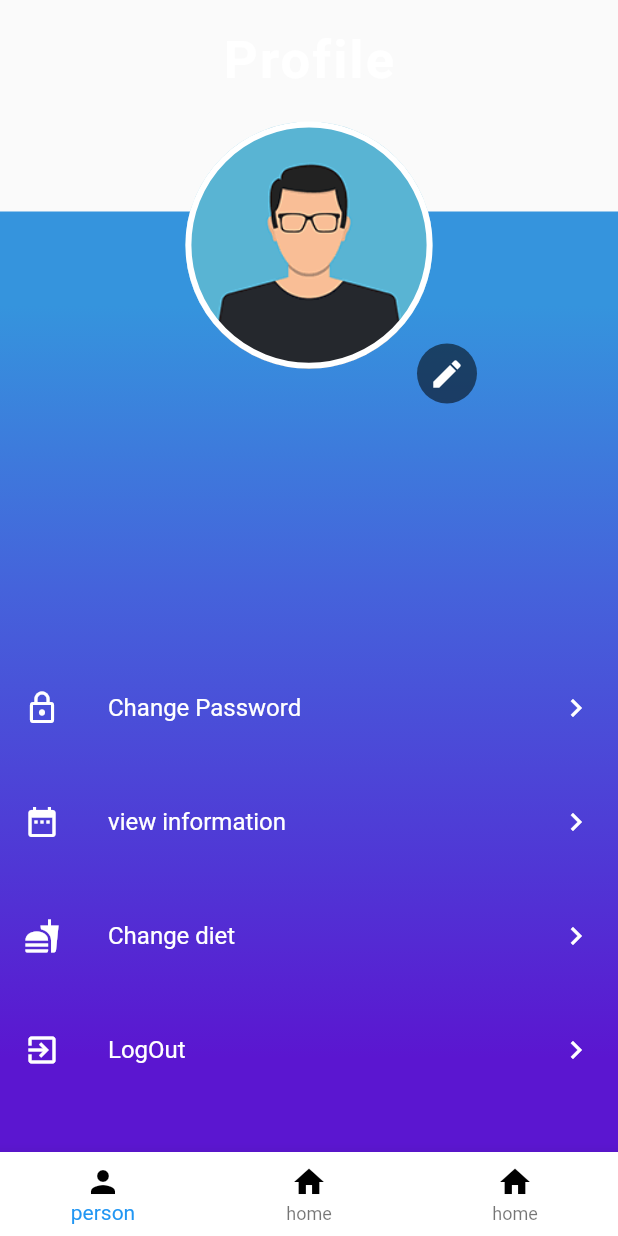
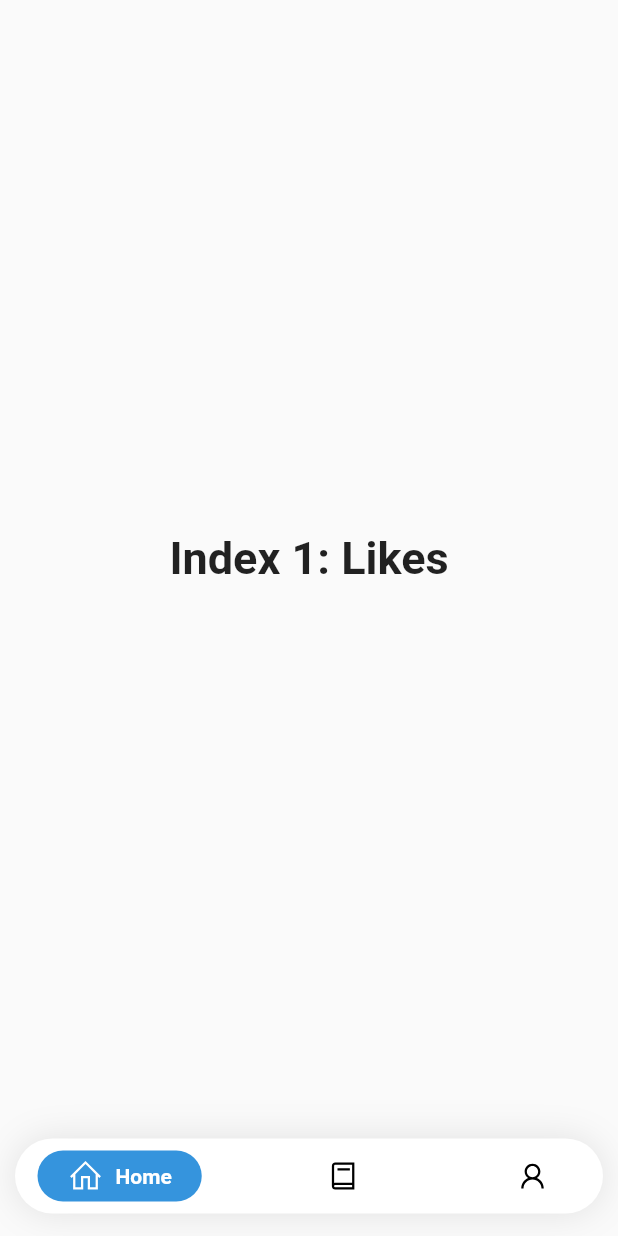
Before and after one commit to SalehMogren/E-diet, a Flutter app: the screen it shows once a user with an empty profile is signed in, on a phone screen of 412 x 824 dp. Run offline on Flutter 3.47's test engine with Material 2 defaults, Android fonts, the phone set to English and light mode, and no system bars; drawn by our look-alikes of google_nav_bar; our stand-ins replace cloud_firestore, firebase_auth, firebase_core, flutter_spinkit, flutter_svg, google_sign_in and 1 more; accounts and stored records are empty.

Commit message:
Changed Profile , Added App Home

```diff
--- a/e_diet/lib/Model/router.dart
+++ b/e_diet/lib/Model/router.dart
@@ -1,17 +1,16 @@
 import 'package:flutter/material.dart';
 import '../Pages/Welcome.dart';
-import '../Pages/profile.dart';
 import '../Pages/AccountSetUp/HealthSetUp.dart';
 import '../Pages/AccountSetUp/goalSetup.dart';
 import 'routing_constants.dart';
-import '../Pages/home/Profile/Profile.dart';
+import '../Pages/home.dart';
 
 Route<dynamic> generateRoute(RouteSettings settings) {
   // Here we'll handle all the routing
 
   switch (settings.name) {
     case ProfilePageRoute:
-      return MaterialPageRoute(builder: (context) => ProfilePage());
+      return MaterialPageRoute(builder: (context) => AppHome());
     case WelcomeViewRoute:
       return MaterialPageRoute(builder: (context) => WelcomePage());
     case HealthSetUpRoute:
@@ -20,6 +19,6 @@ Route<dynamic> generateRoute(RouteSettings settings) {
       return MaterialPageRoute(builder: (context) => GoalSetup());
 
     default:
-      return MaterialPageRoute(builder: (context) => ProfilePage());
+      return MaterialPageRoute(builder: (context) => AppHome());
   }
 }
--- a/e_diet/lib/Pages/Welcome.dart
+++ b/e_diet/lib/Pages/Welcome.dart
@@ -1,5 +1,5 @@
 import 'package:e_diet/Model/UserM.dart';
-import 'package:e_diet/Pages/profile.dart';
+import '../Pages/home.dart';
 import 'package:flutter/material.dart';
 import 'package:provider/provider.dart';
 import 'Widgets/Background.dart';
@@ -15,7 +15,7 @@ class WelcomePage extends StatelessWidget {
     final user = Provider.of<UserModle>(context);
 
     if (user != null) {
-      return ProfilePage();
+      return AppHome();
     }
 
     Size size = MediaQuery.of(context).size;
--- /dev/null
+++ b/e_diet/lib/Pages/home.dart
@@ -0,0 +1,86 @@
+import 'package:flutter/material.dart';
+import 'package:google_nav_bar/google_nav_bar.dart';
+import 'package:line_icons/line_icons.dart';
+import 'home/Profile/Profile.dart';
+import '../Model/UI/Colors.dart';
+
+class AppHome extends StatefulWidget {
+  @override
+  _AppHomeState createState() => _AppHomeState();
+}
+
+class _AppHomeState extends State<AppHome> {
+  int _selectedIndex = 0;
+  static const TextStyle optionStyle =
+      TextStyle(fontSize: 30, fontWeight: FontWeight.bold);
+  static List<Widget> _widgetOptions = <Widget>[
+    Text(
+      'Index 1: Likes',
+      style: optionStyle,
+    ),
+    Text(
+      'Index 2: Search',
+      style: optionStyle,
+    ),
+    ProfilePageNew(),
+  ];
+
+  @override
+  Widget build(BuildContext context) {
+    return Scaffold(
+      body: Center(
+        child: _widgetOptions.elementAt(_selectedIndex),
+      ),
+      bottomNavigationBar: SafeArea(
+        child: bottomeNav(),
+      ),
+    );
+  }
+
+  Widget bottomeNav() {
+    return Container(
+      decoration: BoxDecoration(
+          color: Colors.white,
+          boxShadow: [
+            BoxShadow(blurRadius: 20, color: Colors.black.withOpacity(.1))
+          ],
+          borderRadius: BorderRadius.circular(25)),
+      margin: EdgeInsets.symmetric(horizontal: 10, vertical: 15),
+      child: SafeArea(
+        child: Padding(
+          padding: const EdgeInsets.symmetric(horizontal: 15.0, vertical: 8),
+          child: GNav(
+              gap: 8,
+              activeColor: Colors.white,
+              iconSize: 24,
+              padding: EdgeInsets.symmetric(horizontal: 20, vertical: 5),
+              duration: Duration(milliseconds: 800),
+              tabBackgroundColor: Colors.grey[800],
+              tabs: [
+                GButton(
+                  backgroundColor: ELightBlue0,
+                  icon: LineIcons.home,
+                  text: 'Home',
+                ),
+                GButton(
+                  backgroundColor: ELightPurple0,
+                  icon: LineIcons.book,
+                  text: 'Diary',
+                ),
+                GButton(
+                  backgroundColor: EDdarkPurple,
+                  icon: LineIcons.user,
+                  text: 'Profile',
+                ),
+              ],
+              selectedIndex: _selectedIndex,
+              onTabChange: (index) {
+                setState(() {
+                  _selectedIndex = index;
+                });
+              }),
+        ),
+      ),
+    );
+  }
+}
--- a/e_diet/lib/Pages/profile.dart
+++ /dev/null
@@ -1,232 +0,0 @@
-import 'package:e_diet/Model/Auth.dart';
-import 'package:e_diet/Model/routing_constants.dart';
-import 'package:flutter/material.dart';
-
-class ProfilePage extends StatefulWidget {
-  @override
-  _ProfilePageState createState() => _ProfilePageState();
-}
-
-class _ProfilePageState extends State<ProfilePage> {
-  final AuthService _auth = AuthService();
-
-  int _currentIndex = 0;
-  @override
-  Widget build(BuildContext context) {
-    return Scaffold(
-      body: Stack(
-        alignment: Alignment.center,
-        children: [
-          Column(
-            mainAxisAlignment: MainAxisAlignment.end,
-            children: [
-              Container(
-                decoration: BoxDecoration(
-                  gradient: LinearGradient(
-                    begin: Alignment.topCenter,
-                    end: Alignment.bottomCenter,
-                    stops: [0.1, 0.4, 0.7, 0.9],
-                    colors: [
-                      Color(0xFF3594DD),
-                      Color(0xFF4563DB),
-                      Color(0xFF5036D5),
-                      Color(0xFF5B16D0),
-                    ],
-                  ),
-                ),
-                height: 627,
-                width: double.infinity,
-                margin: EdgeInsets.symmetric(horizontal: 0),
-                child: Column(
-                  mainAxisAlignment: MainAxisAlignment.end,
-                  children: [
-                    ListTile(
-                      leading: Icon(
-                        Icons.lock_outline,
-                        color: Colors.white,
-                      ),
-                      title: Text(
-                        "Change Password",
-                        style: TextStyle(
-                          color: Colors.white,
-                        ),
-                      ),
-                      trailing: Icon(
-                        Icons.keyboard_arrow_right,
-                        color: Colors.white,
-                      ),
-                      onTap: () {
-                        //open change password
-                        print('pass');
-                      },
-                    ),
-                    SizedBox(
-                      height: 20,
-                    ),
-                    ListTile(
-                      leading: Icon(
-                        Icons.date_range,
-                        color: Colors.white,
-                      ),
-                      title: Text(
-                        "view information",
-                        style: TextStyle(
-                          color: Colors.white,
-                        ),
-                      ),
-                      trailing: Icon(
-                        Icons.keyboard_arrow_right,
-                        color: Colors.white,
-                      ),
-                      onTap: () {
-                        print('object');
-                        //open change language
-                      },
-                    ),
-                    SizedBox(
-                      height: 20,
-                    ),
-                    ListTile(
-                      leading: Icon(
-                        Icons.fastfood,
-                        color: Colors.white,
-                      ),
-                      title: Text(
-                        "Change diet",
-                        style: TextStyle(color: Colors.white),
-                      ),
-                      trailing: Icon(
-                        Icons.keyboard_arrow_right,
-                        color: Colors.white,
-                      ),
-                      onTap: () {
-                        //open change location
-                        print('object');
-                      },
-                    ),
-                    SizedBox(
-                      height: 20,
-                    ),
-                    ListTile(
-                      leading: Icon(
-                        Icons.exit_to_app,
-                        color: Colors.white,
-                      ),
-                      title: Text(
-                        "LogOut",
-                        style: TextStyle(
-                          color: Colors.white,
-                        ),
-                      ),
-                      trailing: Icon(
-                        Icons.keyboard_arrow_right,
-                        color: Colors.white,
-                      ),
-                      onTap: () async {
-                        await _auth.signOut();
-                        Navigator.popAndPushNamed(context, WelcomeViewRoute);
-                      },
-                    ),
-                    SizedBox(
-                      height: 40,
-                    ),
-                  ],
-                ),
-              ),
-            ],
-          ),
-          Column(
-            crossAxisAlignment: CrossAxisAlignment.center,
-            children: [
-              Padding(
-                  padding: EdgeInsets.all(20),
-                  child: SafeArea(
-                    child: Text(
-                      'Profile',
-                      style: TextStyle(
-                        fontSize: 35,
-                        letterSpacing: 1.5,
-                        color: Colors.white,
-                        fontWeight: FontWeight.w600,
-                      ),
-                    ),
-                  )),
-              Container(
-                padding: EdgeInsets.all(10.0),
-                //seperates objects according to device size
-                width: MediaQuery.of(context).size.width / 2.5,
-                height: MediaQuery.of(context).size.width / 2.5,
-                decoration: BoxDecoration(
-                  border: Border.all(
-                    color: Colors.white,
-                    width: 4,
-                  ),
-                  shape: BoxShape.circle,
-                  color: Colors.white,
-                  image:
-                      DecorationImage(image: AssetImage('assets/profile.png')),
-                ),
-              )
-            ],
-          ),
-          Padding(
-            padding: EdgeInsets.only(bottom: 270, left: 184),
-            child: CircleAvatar(
-              backgroundColor: Colors.black54,
-              child: IconButton(
-                  icon: Icon(Icons.edit, color: Colors.white),
-                  onPressed: () {
-                    print('object');
-                  }),
-            ),
-          ),
-        ],
-      ),
-      bottomNavigationBar: BottomNavigationBar(
-        currentIndex: _currentIndex,
-        type: BottomNavigationBarType.fixed,
-        backgroundColor: Colors.white,
-        items: [
-          BottomNavigationBarItem(
-            icon: Icon(
-              Icons.person,
-              color: Colors.black,
-            ),
-            title: Text(
-              'person',
-              style: TextStyle(color: Colors.black),
-            ),
-            backgroundColor: Colors.green,
-          ),
-          BottomNavigationBarItem(
-            icon: Icon(
-              Icons.home,
-              color: Colors.black,
-            ),
-            title: Text(
-              'home',
-              style: TextStyle(color: Colors.black),
-            ),
-            backgroundColor: Colors.blue,
-          ),
-          BottomNavigationBarItem(
-            icon: Icon(
-              Icons.home,
-              color: Colors.black,
-            ),
-            title: Text(
-              'home',
-              style: TextStyle(color: Colors.black),
-            ),
-            backgroundColor: Colors.blue,
-          ),
-        ],
-        onTap: (index) {
-          setState(() {
-            _currentIndex = index;
-          });
-        },
-      ),
-    );
-  }
-}
--- a/e_diet/pubspec.yaml
+++ b/e_diet/pubspec.yaml
@@ -30,6 +30,9 @@ dependencies:
   flutter_spinkit: "^4.1.2"
   flutter_svg: ^0.19.0
   google_sign_in: ^4.5.4
+  line_icons: ^0.2.0
+  google_nav_bar: ^3.0.1
+  font_awesome_flutter: ^8.10.0
 
   # The following adds the Cupertino Icons font to your application.
   # Use with the CupertinoIcons class for iOS style icons.
```
Also changed, not shown: e_diet/lib/Pages/Widgets/Background.dart (+9 -4 lines), e_diet/lib/Pages/home/Profile/Profile.dart (+176 -0 lines), e_diet/lib/Pages/home/Profile/viewAccInfo.dart (+10 -0 lines), e_diet/lib/Pages/Widgets/BottomNav.dart (deleted), e_diet/pubspec.lock.
